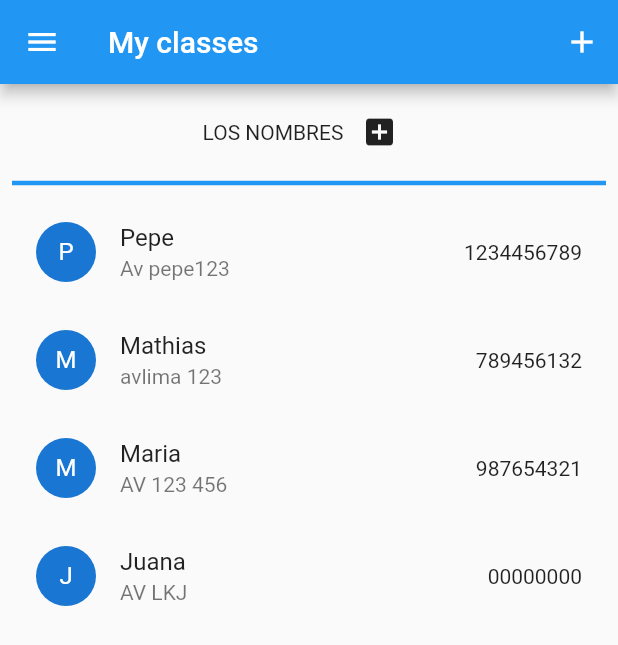
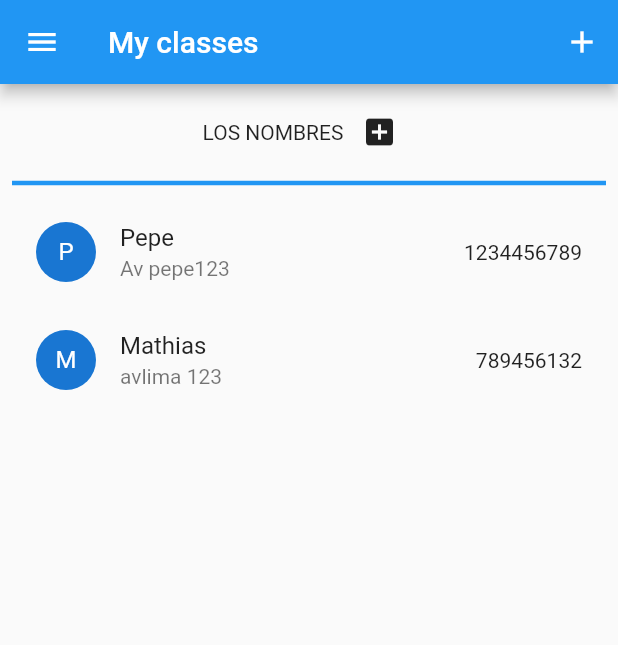
Before and after one commit to fr4nsgallegos/listexample, a Flutter app: the screen it shows after launch, after a tap on the "add box" icon, on a phone screen of 412 x 824 dp. Shown: the top 645 px of the screen. Run offline on Flutter 3.47's test engine with Material 2 defaults, Android fonts, the light colour scheme and no system bars.

Commit message:
trabajando con el atributo de la clase para formar la lista

```diff
--- a/lib/main.dart
+++ b/lib/main.dart
@@ -1,6 +1,7 @@
 // ignore_for_file: must_be_immutable
 
 import 'package:flutter/material.dart';
+import 'package:listexample/institution_model.dart';
 import 'package:listexample/person_model.dart';
 
 void main() {
@@ -18,6 +19,12 @@
 }
 
 class _MyAppState extends State<MyApp> {
+  //instanciando una institución
+  Institution tecsup = Institution(
+    name: "Tecsup",
+    people: [],
+  );
+
   //instanciando personas
   Person pepe =
       Person(name: "Pepe", address: "Av pepe123", phone: "1234456789");
@@ -33,46 +40,52 @@
   @override
   void initState() {
     super.initState();
+    //usando una lista
     peopleClassList.add(pepe);
     peopleClassList.add(matias);
     peopleClassList.add(maria);
     peopleClassList.add(juana);
+
+    //usando el atriburo people de la clase tecsup
+    tecsup.people.add(pepe);
+    tecsup.people.add(matias);
   }
 
-  //lista con nombres
-  List<String> names = [
-    "Frans",
-    "Pedro",
-    "Juan",
-  ];
+  // //lista con nombres
 
-  //Función que me devuelve una lista con widgets TEXT(<cada nombre>)
-  List<Widget> buildNames() {
-    List<Widget> tmp = [];
-    names.forEach((String mandarina) {
-      tmp.add(Text(mandarina));
-    });
-    return tmp;
-  }
+  // List<String> names = [
+  //   "Frans",
+  //   "Pedro",
+  //   "Juan",
+  // ];
 
-  //Lista de personas, cada persona es un mapa
-  List<Map<String, dynamic>> peopleList = [
-    {
-      "name": "Adrian",
-      "address": "av123 123",
-      "phone": "123456789",
-    },
-    {
-      "name": "Eddy",
-      "address": "Av los arces 456",
-      "phone": "987654321",
-    },
-    {
-      "name": "Pedro",
-      "address": "av 7 los guiosos",
-      "phone": "1111111",
-    }
-  ];
+  // //Función que me devuelve una lista con widgets TEXT(<cada nombre>)
+  // List<Widget> buildNames() {
+  //   List<Widget> tmp = [];
+  //   names.forEach((String mandarina) {
+  //     tmp.add(Text(mandarina));
+  //   });
+  //   return tmp;
+  // }
+
+  // //Lista de personas, cada persona es un mapa
+  // List<Map<String, dynamic>> peopleList = [
+  //   {
+  //     "name": "Adrian",
+  //     "address": "av123 123",
+  //     "phone": "123456789",
+  //   },
+  //   {
+  //     "name": "Eddy",
+  //     "address": "Av los arces 456",
+  //     "phone": "987654321",
+  //   },
+  //   {
+  //     "name": "Pedro",
+  //     "address": "av 7 los guiosos",
+  //     "phone": "1111111",
+  //   }
+  // ];
 
   @override
   Widget build(BuildContext context) {
@@ -108,14 +121,14 @@
                     Text("LOS NOMBRES"),
                     IconButton(
                         onPressed: () {
-                          peopleList.add(
-                            {
-                              "name": "Pedro",
-                              "address": "av larco 123",
-                              "phone": "12345798",
-                            },
-                          );
-                          setState(() {});
+                          // peopleList.add(
+                          //   {
+                          //     "name": "Pedro",
+                          //     "address": "av larco 123",
+                          //     "phone": "12345798",
+                          //   },
+                          // );
+                          // setState(() {});
                         },
                         icon: Icon(Icons.add_box))
                   ],
@@ -129,7 +142,8 @@
                 //     .map((e) => Text(e))
                 //     .toList(), //Método para agregar lista de nombres a partir del mapeo de la lista
                 // ...buildNames(), //funcion que me agrega la lista de nombres con widgets TEXT
-                ...peopleClassList
+
+                ...tecsup.people
                     .map(
                       (element) => ListTile(
                         leading: CircleAvatar(
```
